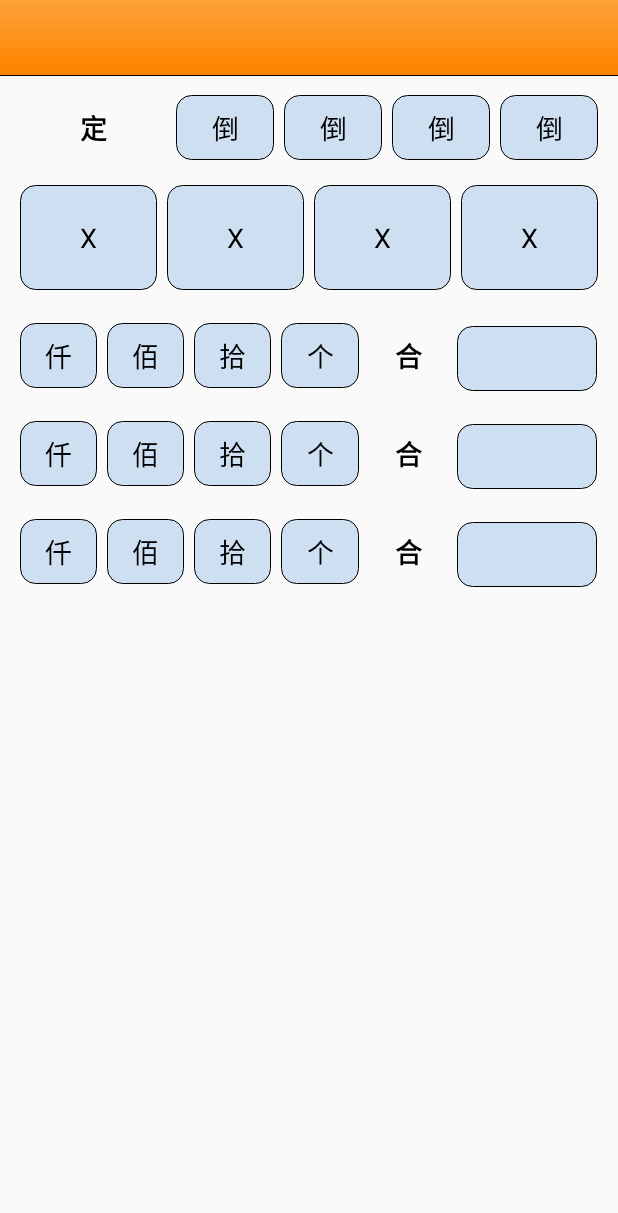
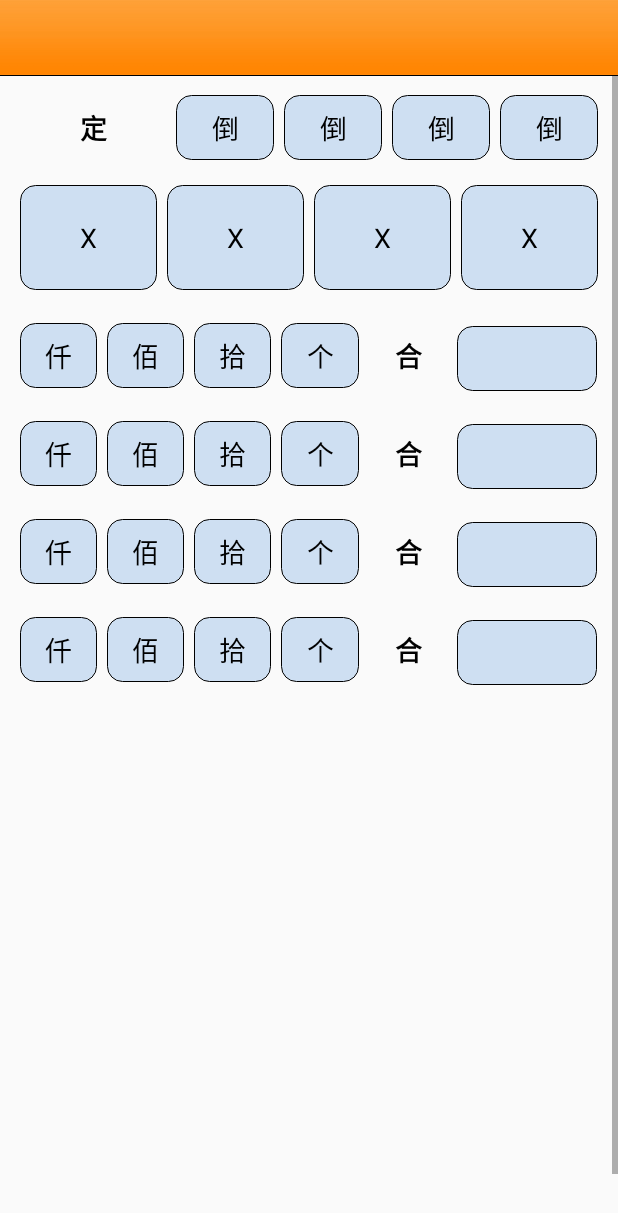
Before and after one commit to smapley/prints_neibu, an Android app: the layout chose.xml on its own in the app's theme, with its tools: preview values and no code run, on a phone screen of 412 x 824 dp. Shown: the top 1213 px of the screen. Run offline under Robolectric (Android 15) with nearby library versions, the phone set to English and light mode, and no system bars.

Commit message:
缩小键盘 添加一组千百十个

```diff
--- a/app/src/main/java/com/smapley/prints2/util/MyData.java
+++ b/app/src/main/java/com/smapley/prints2/util/MyData.java
@@ -17,7 +17,8 @@ public class MyData {
 
     public static String IP;
 
-    private static String URL_INDEX1 = "xiazhuKX.php";
+    private static String URL_INDEKX = "xiazhuKX.php";
+    private static String URL_INDEX1 = "xiazhuX1.php";
     private static String URL_TUIMA = "tuimaX1.php";
     private static String URL_GETJILU1 = "getJilu1.php";
     private static String URL_DAYIN = "dayin.php";
@@ -49,6 +50,9 @@ public class MyData {
 
     public static String getUrlIndex1() {
         return getBaseUrl() + URL_INDEX1;
+    }
+    public static String getUrlIndexKX() {
+        return getBaseUrl() + URL_INDEKX;
     }
 
     public static String getUrlTuima() {
--- a/app/src/main/res/layout/chose.xml
+++ b/app/src/main/res/layout/chose.xml
@@ -276,6 +276,54 @@
                         android:layout_toRightOf="@id/chose_item7" />
                 </RelativeLayout>
             </LinearLayout>
+            <LinearLayout
+                android:layout_width="match_parent"
+                android:layout_height="wrap_content"
+                android:layout_marginTop="15dp">
+
+                <TextView
+                    android:id="@+id/chose_qian4"
+                    style="@style/chose_et_item"
+                    android:text="仟" />
+
+                <TextView
+                    android:id="@+id/chose_bai4"
+                    style="@style/chose_et_item"
+                    android:text="佰" />
+
+                <TextView
+                    android:id="@+id/chose_shi4"
+                    style="@style/chose_et_item"
+                    android:text="拾" />
+
+                <TextView
+                    android:id="@+id/chose_ge4"
+                    style="@style/chose_et_item"
+                    android:text="个" />
+
+                <TextView
+                    style="@style/chose_et_item"
+                    android:background="@null"
+                    android:text="合"
+                    android:textStyle="bold" />
+
+                <RelativeLayout
+                    android:id="@+id/chose_item8_layout"
+                    style="@style/chose_item_layout"
+                    android:layout_height="wrap_content"
+                    android:layout_weight="1.8">
+
+
+                    <TextView
+                        android:id="@+id/chose_item8"
+                        style="@style/chose_item" />
+
+                    <TextView
+                        android:id="@+id/chose_item8_clo"
+                        style="@style/chose_item_clo"
+                        android:layout_toRightOf="@id/chose_item8" />
+                </RelativeLayout>
+            </LinearLayout>
             <TextView
                 android:layout_width="match_parent"
                 android:layout_height="400dp" />
```
Also changed, not shown: app/src/main/java/com/smapley/prints2/activity/NumList.java (+46 -3 lines), app/src/main/java/com/smapley/prints2/fragment/Chose.java (+84 -4 lines), app/src/main/java/com/smapley/prints2/fragment/Data.java (+16 -6 lines), app/src/main/java/com/smapley/prints2/fragment/Print.java (+8 -0 lines), app/src/main/res/layout/date.xml (+11 -5 lines), 2 other files.
